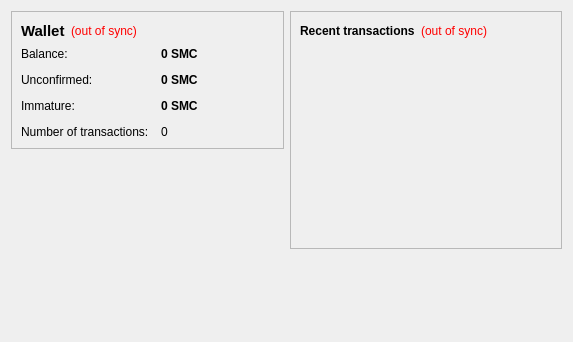
The window that src/qt/forms/overviewpage.ui (MyFirstCoin/MyFirstCoin) describes before a commit, drawn with Qt 5.
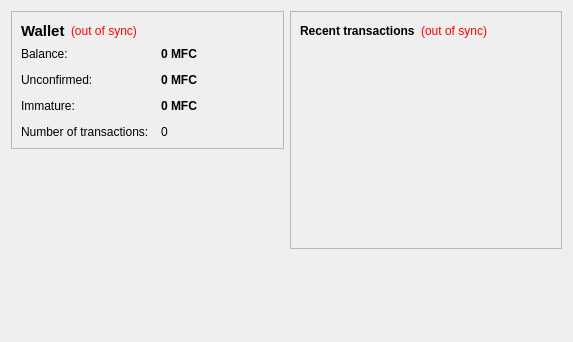
The same window after the commit.

What changed in the file:
```diff
--- a/src/qt/forms/overviewpage.ui
+++ b/src/qt/forms/overviewpage.ui
@@ -105,7 +105,7 @@
              <string>Your current balance</string>
             </property>
             <property name="text">
-             <string notr="true">0 SMC</string>
+             <string notr="true">0 MFC</string>
             </property>
             <property name="textInteractionFlags">
              <set>Qt::LinksAccessibleByMouse|Qt::TextSelectableByKeyboard|Qt::TextSelectableByMouse</set>
@@ -134,7 +134,7 @@
              <string>Total of transactions that have yet to be confirmed, and do not yet count toward the current balance</string>
             </property>
             <property name="text">
-             <string notr="true">0 SMC</string>
+             <string notr="true">0 MFC</string>
             </property>
             <property name="textInteractionFlags">
              <set>Qt::LinksAccessibleByMouse|Qt::TextSelectableByKeyboard|Qt::TextSelectableByMouse</set>
@@ -177,7 +177,7 @@
              <string>Mined balance that has not yet matured</string>
             </property>
             <property name="text">
-             <string notr="true">0 SMC</string>
+             <string notr="true">0 MFC</string>
             </property>
             <property name="textInteractionFlags">
              <set>Qt::LinksAccessibleByMouse|Qt::TextSelectableByKeyboard|Qt::TextSelectableByMouse</set>
```
Left out of the diff: 4 changed lines with no effect on the pictures.
